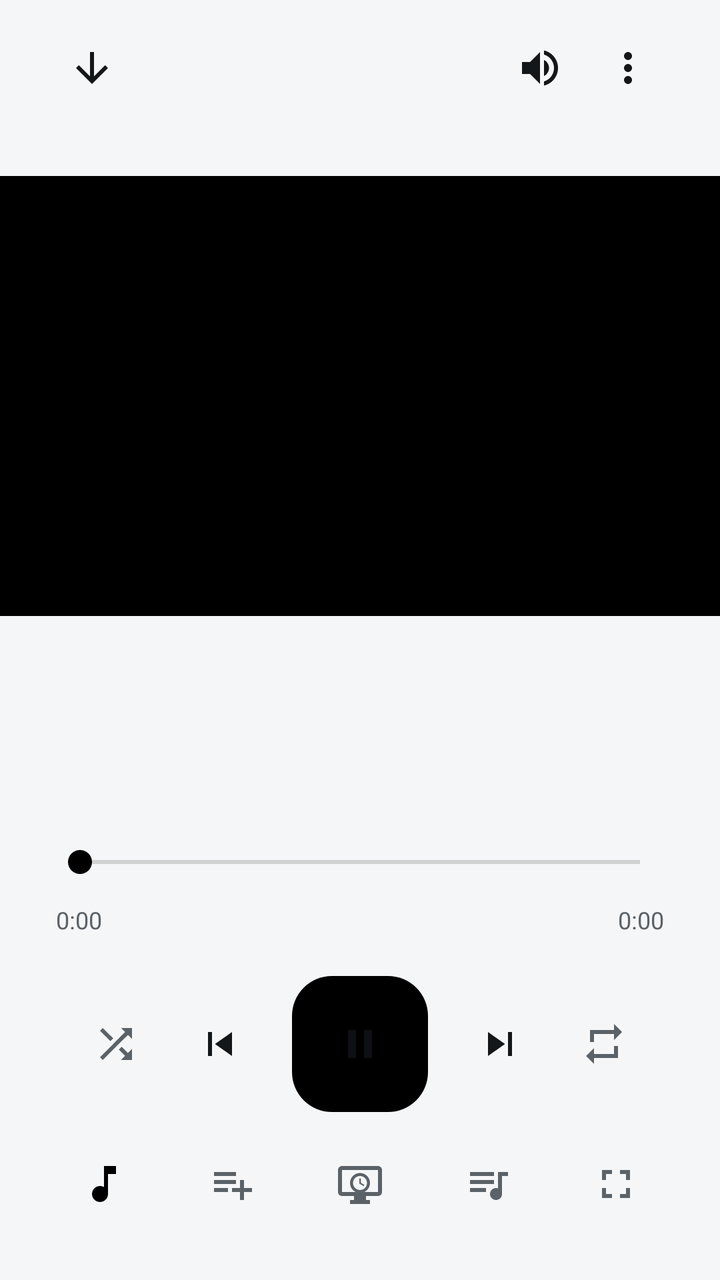
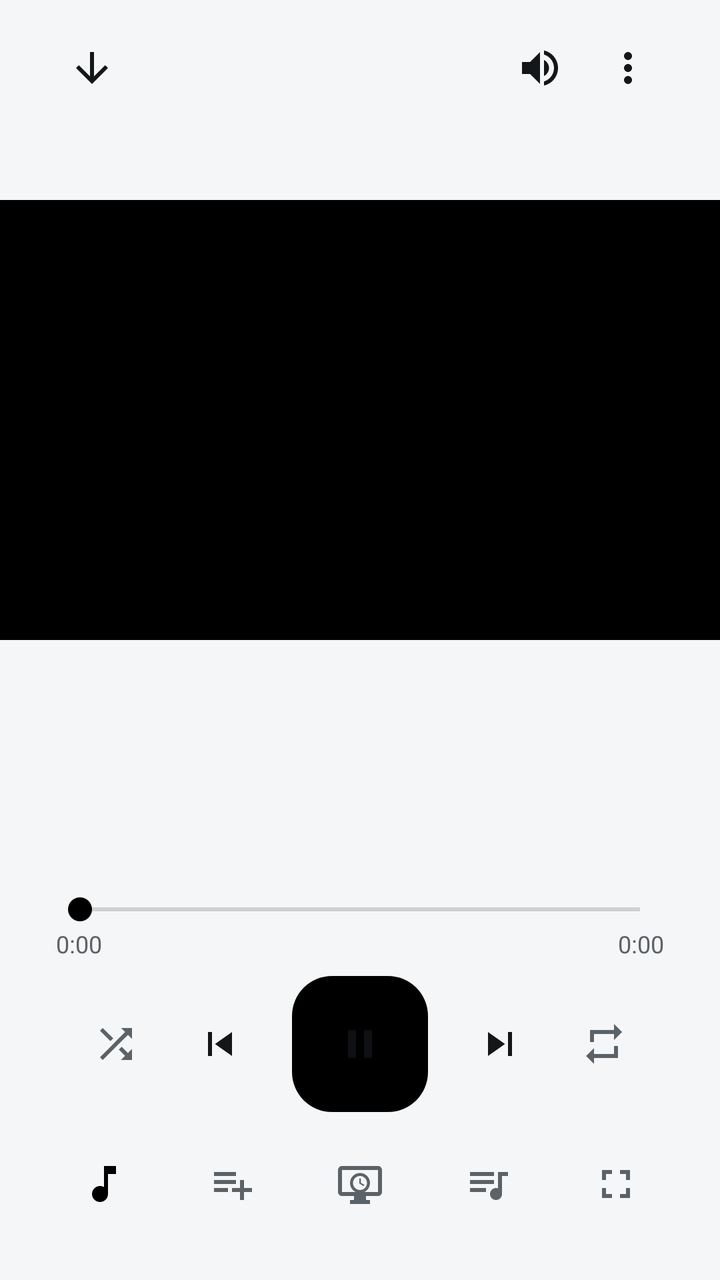

An Android layout rendered at two revisions. The XML below is the earlier revision; the diff shows what the commit changed to produce the second picture.
<!-- AndroidManifest.xml: application theme Theme.FXSoundLite -->
<!-- res/layout/activity_video_player.xml -->
<?xml version="1.0" encoding="utf-8"?>
<FrameLayout xmlns:android="http://schemas.android.com/apk/res/android"
    android:id="@+id/vpRoot"
    android:layout_width="match_parent"
    android:layout_height="match_parent"
    android:background="?attr/colorBg">

    
    <com.fxsoundlite.app.SleepBackgroundView
        android:id="@+id/vpBgAnimated"
        android:layout_width="match_parent"
        android:layout_height="match_parent"
        android:visibility="gone" />

    <LinearLayout
        android:id="@+id/vpContent"
        android:layout_width="match_parent"
        android:layout_height="match_parent"
        android:orientation="vertical"
        android:paddingTop="12dp"
        android:paddingBottom="24dp">

        
        <RelativeLayout
            android:id="@+id/vpHeader"
            android:layout_width="match_parent"
            android:layout_height="wrap_content"
            android:layout_marginHorizontal="24dp">

            <ImageButton
                android:id="@+id/vpClose"
                android:layout_width="44dp"
                android:layout_height="44dp"
                android:background="?android:attr/selectableItemBackgroundBorderless"
                android:contentDescription="@string/np_close"
                android:rotation="-90"
                android:src="@drawable/ic_arrow_back"
                android:tint="?attr/colorTextPrimary" />

            <ImageButton
                android:id="@+id/vpVolume"
                android:layout_width="44dp"
                android:layout_height="44dp"
                android:layout_toStartOf="@id/vpMore"
                android:background="?android:attr/selectableItemBackgroundBorderless"
                android:contentDescription="@string/np_volume"
                android:src="@drawable/ic_volume"
                android:tint="?attr/colorTextPrimary" />

            <ImageButton
                android:id="@+id/vpMore"
                android:layout_width="44dp"
                android:layout_height="44dp"
                android:layout_alignParentEnd="true"
                android:background="?android:attr/selectableItemBackgroundBorderless"
                android:contentDescription="@string/np_more"
                android:src="@drawable/ic_more_vert"
                android:tint="?attr/colorTextPrimary" />
        </RelativeLayout>

        
        <FrameLayout
            android:id="@+id/vpStage"
            android:layout_width="match_parent"
            android:layout_height="0dp"
            android:layout_weight="1">

            
            <FrameLayout
                android:id="@+id/vpVideoFrame"
                android:layout_width="match_parent"
                android:layout_height="220dp"
                android:layout_gravity="center"
                android:background="#000000" />

            
            <View
                android:id="@+id/vpTouch"
                android:layout_width="match_parent"
                android:layout_height="220dp"
                android:layout_gravity="center"
                android:importantForAccessibility="no" />
        </FrameLayout>

        <LinearLayout
            android:id="@+id/vpInfo"
            android:layout_width="match_parent"
            android:layout_height="wrap_content"
            android:layout_marginHorizontal="24dp"
            android:layout_marginTop="12dp"
            android:orientation="vertical">

            <TextView
                android:id="@+id/vpTitle"
                android:layout_width="match_parent"
                android:layout_height="wrap_content"
                android:ellipsize="end"
                android:maxLines="2"
                android:textColor="?attr/colorTextPrimary"
                android:textSize="22sp"
                android:textStyle="bold" />

            <TextView
                android:id="@+id/vpArtist"
                android:layout_width="match_parent"
                android:layout_height="wrap_content"
                android:layout_marginTop="4dp"
                android:ellipsize="end"
                android:maxLines="1"
                android:textColor="?attr/colorTextSecondary"
                android:textSize="15sp" />
        </LinearLayout>

        
        <LinearLayout
            android:id="@+id/vpControls"
            android:layout_width="match_parent"
            android:layout_height="wrap_content"
            android:orientation="vertical">

            <SeekBar
                android:id="@+id/vpSeek"
                android:layout_width="match_parent"
                android:layout_height="wrap_content"
                android:layout_marginHorizontal="24dp"
                android:layout_marginTop="16dp"
                android:progressTint="?attr/colorAccent"
                android:thumbTint="?attr/colorAccent" />

            
            <LinearLayout
                android:id="@+id/vpTimes"
                android:layout_width="match_parent"
                android:layout_height="wrap_content"
                android:layout_marginHorizontal="24dp"
                android:orientation="horizontal">

                <TextView
                    android:id="@+id/vpElapsed"
                    android:layout_width="wrap_content"
                    android:layout_height="40dp"
                    android:background="?android:attr/selectableItemBackgroundBorderless"
                    android:gravity="center_vertical"
                    android:minWidth="56dp"
                    android:paddingHorizontal="4dp"
                    android:text="0:00"
                    android:textColor="?attr/colorTextSecondary"
                    android:textSize="12sp" />

                <View
                    android:layout_width="0dp"
                    android:layout_height="0dp"
                    android:layout_weight="1" />

                <TextView
                    android:id="@+id/vpTotal"
                    android:layout_width="wrap_content"
                    android:layout_height="40dp"
                    android:background="?android:attr/selectableItemBackgroundBorderless"
                    android:gravity="center_vertical|end"
                    android:minWidth="56dp"
                    android:paddingHorizontal="4dp"
                    android:text="0:00"
                    android:textColor="?attr/colorTextSecondary"
                    android:textSize="12sp" />
            </LinearLayout>

            
            <LinearLayout
                android:id="@+id/vpPanel"
                android:layout_width="match_parent"
                android:layout_height="wrap_content"
                android:layout_marginHorizontal="24dp"
                android:layout_marginTop="8dp"
                android:gravity="center"
                android:orientation="horizontal">

                <ImageButton
                    android:id="@+id/vpShuffle"
                    android:layout_width="48dp"
                    android:layout_height="48dp"
                    android:background="?android:attr/selectableItemBackgroundBorderless"
                    android:contentDescription="@string/music_shuffle"
                    android:padding="12dp"
                    android:src="@drawable/ic_shuffle"
                    android:tint="?attr/colorTextSecondary" />

                <ImageButton
                    android:id="@+id/vpPrev"
                    android:layout_width="56dp"
                    android:layout_height="56dp"
                    android:background="?android:attr/selectableItemBackgroundBorderless"
                    android:contentDescription="@string/music_previous"
                    android:padding="12dp"
                    android:src="@drawable/ic_prev"
                    android:tint="?attr/colorTextPrimary" />

                <ImageButton
                    android:id="@+id/vpPlay"
                    android:layout_width="68dp"
                    android:layout_height="68dp"
                    android:layout_marginHorizontal="8dp"
                    android:background="@drawable/eq_button_bg"
                    android:contentDescription="@string/music_play_pause"
                    android:padding="18dp"
                    android:src="@drawable/ic_pause"
                    android:tint="?attr/colorOnAccent" />

                <ImageButton
                    android:id="@+id/vpNext"
                    android:layout_width="56dp"
                    android:layout_height="56dp"
                    android:background="?android:attr/selectableItemBackgroundBorderless"
                    android:contentDescription="@string/music_next"
                    android:padding="12dp"
                    android:src="@drawable/ic_next"
                    android:tint="?attr/colorTextPrimary" />

                <ImageButton
                    android:id="@+id/vpRepeat"
                    android:layout_width="48dp"
                    android:layout_height="48dp"
                    android:background="?android:attr/selectableItemBackgroundBorderless"
                    android:contentDescription="@string/music_repeat"
                    android:padding="12dp"
                    android:src="@drawable/ic_repeat"
                    android:tint="?attr/colorTextSecondary" />
            </LinearLayout>
        </LinearLayout>

        
        <LinearLayout
            android:id="@+id/vpRow2"
            android:layout_width="match_parent"
            android:layout_height="wrap_content"
            android:layout_marginHorizontal="24dp"
            android:layout_marginTop="12dp"
            android:gravity="center"
            android:orientation="horizontal">

            <ImageButton
                android:id="@+id/vpMusic"
                android:layout_width="48dp"
                android:layout_height="48dp"
                android:layout_marginHorizontal="8dp"
                android:background="?android:attr/selectableItemBackgroundBorderless"
                android:contentDescription="@string/video_to_music"
                android:padding="12dp"
                android:src="@drawable/ic_music"
                android:tint="?attr/colorAccent" />

            <ImageButton
                android:id="@+id/vpAddPlaylist"
                android:layout_width="48dp"
                android:layout_height="48dp"
                android:layout_marginHorizontal="8dp"
                android:background="?android:attr/selectableItemBackgroundBorderless"
                android:contentDescription="@string/np_add_playlist"
                android:padding="12dp"
                android:src="@drawable/ic_playlist_add"
                android:tint="?attr/colorTextSecondary" />

            <ImageButton
                android:id="@+id/vpBg"
                android:layout_width="48dp"
                android:layout_height="48dp"
                android:layout_marginHorizontal="8dp"
                android:background="?android:attr/selectableItemBackgroundBorderless"
                android:contentDescription="@string/np_bg_toggle"
                android:padding="12dp"
                android:src="@drawable/ic_screensaver"
                android:tint="?attr/colorTextSecondary" />

            <ImageButton
                android:id="@+id/vpQueue"
                android:layout_width="48dp"
                android:layout_height="48dp"
                android:layout_marginHorizontal="8dp"
                android:background="?android:attr/selectableItemBackgroundBorderless"
                android:contentDescription="@string/np_queue"
                android:padding="12dp"
                android:src="@drawable/ic_queue"
                android:tint="?attr/colorTextSecondary" />

            <ImageButton
                android:id="@+id/vpRotate"
                android:layout_width="48dp"
                android:layout_height="48dp"
                android:layout_marginHorizontal="8dp"
                android:background="?android:attr/selectableItemBackgroundBorderless"
                android:contentDescription="@string/video_rotate"
                android:padding="12dp"
                android:src="@drawable/ic_fullscreen"
                android:tint="?attr/colorTextSecondary" />
        </LinearLayout>
    </LinearLayout>

    
    <LinearLayout
        android:id="@+id/vpLandTop"
        android:layout_width="match_parent"
        android:layout_height="wrap_content"
        android:layout_gravity="top"
        android:background="@drawable/bg_overlay_top"
        android:gravity="center_vertical"
        android:orientation="horizontal"
        android:paddingHorizontal="8dp"
        android:paddingTop="4dp"
        android:paddingBottom="20dp"
        android:visibility="gone">

        <ImageButton
            android:id="@+id/vpLandBack"
            android:layout_width="40dp"
            android:layout_height="40dp"
            android:background="?android:attr/selectableItemBackgroundBorderless"
            android:contentDescription="@string/video_back_portrait"
            android:padding="8dp"
            android:src="@drawable/ic_arrow_back"
            android:tint="#FFFFFF" />

        <TextView
            android:id="@+id/vpLandTitle"
            android:layout_width="0dp"
            android:layout_height="wrap_content"
            android:layout_marginHorizontal="8dp"
            android:layout_weight="1"
            android:ellipsize="end"
            android:maxLines="1"
            android:textColor="#FFFFFF"
            android:textSize="16sp"
            android:textStyle="bold" />

        

        <ImageButton
            android:id="@+id/vpLandVolume"
            android:layout_width="40dp"
            android:layout_height="40dp"
            android:background="?android:attr/selectableItemBackgroundBorderless"
            android:contentDescription="@string/np_volume"
            android:padding="8dp"
            android:src="@drawable/ic_volume"
            android:tint="#FFFFFF" />

        <ImageButton
            android:id="@+id/vpLandMore"
            android:layout_width="40dp"
            android:layout_height="40dp"
            android:background="?android:attr/selectableItemBackgroundBorderless"
            android:contentDescription="@string/np_more"
            android:padding="8dp"
            android:src="@drawable/ic_more_vert"
            android:tint="#FFFFFF" />
    </LinearLayout>

    
    <LinearLayout
        android:id="@+id/vpCenter"
        android:layout_width="wrap_content"
        android:layout_height="wrap_content"
        android:layout_gravity="center"
        android:gravity="center"
        android:orientation="horizontal"
        android:visibility="gone" />
</FrameLayout>
<!-- resources referenced by this layout -->
<resources>
  <!-- drawable bg_overlay_top (drawable) -->
  <?xml version="1.0" encoding="utf-8"?>
  <shape xmlns:android="http://schemas.android.com/apk/res/android" android:shape="rectangle">
      <gradient android:angle="270" android:startColor="#B3000000" android:endColor="#00000000" />
  </shape>
  <!-- drawable eq_button_bg (drawable) -->
  <?xml version="1.0" encoding="utf-8"?>
  <shape xmlns:android="http://schemas.android.com/apk/res/android"
      android:shape="rectangle">
      <solid android:color="?attr/colorAccent" />
      <corners android:radius="20dp" />
  </shape>
  <!-- drawable ic_next (drawable) -->
  <vector xmlns:android="http://schemas.android.com/apk/res/android"
      android:width="24dp"
      android:height="24dp"
      android:viewportWidth="24"
      android:viewportHeight="24">
      <path
          android:fillColor="#FFFFFFFF"
          android:pathData="M6,18l8.5,-6L6,6v12zM16,6v12h2V6h-2z" />
  </vector>
  <!-- drawable ic_pause (drawable) -->
  <vector xmlns:android="http://schemas.android.com/apk/res/android"
      android:width="24dp"
      android:height="24dp"
      android:viewportWidth="24"
      android:viewportHeight="24">
      <path
          android:fillColor="#FFFFFFFF"
          android:pathData="M6,19h4V5H6v14zm8,-14v14h4V5h-4z" />
  </vector>
  <!-- drawable ic_prev (drawable) -->
  <vector xmlns:android="http://schemas.android.com/apk/res/android"
      android:width="24dp"
      android:height="24dp"
      android:viewportWidth="24"
      android:viewportHeight="24">
      <path
          android:fillColor="#FFFFFFFF"
          android:pathData="M6,6h2v12H6zm3.5,6l8.5,6V6z" />
  </vector>
  <!-- drawable ic_repeat (drawable) -->
  <vector xmlns:android="http://schemas.android.com/apk/res/android"
      android:width="24dp"
      android:height="24dp"
      android:viewportWidth="24"
      android:viewportHeight="24">
      <path
          android:fillColor="#FFFFFFFF"
          android:pathData="M7,7h10v3l4,-4 -4,-4v3H5v6h2V7zm10,10H7v-3l-4,4 4,4v-3h12v-6h-2v4z" />
  </vector>
  <string name="music_next">Next</string>
  <string name="music_play_pause">Play / pause</string>
  <string name="music_previous">Previous</string>
  <string name="music_repeat">Repeat</string>
  <string name="music_shuffle">Shuffle</string>
  <string name="np_add_playlist">Add to playlist</string>
  <string name="np_bg_toggle">Background: Screensaver / Plain</string>
  <string name="np_close">Close player</string>
  <string name="np_more">More options</string>
  <string name="np_queue">Queue</string>
  <string name="np_volume">Media volume</string>
  <string name="video_back_portrait">Back to portrait</string>
  <string name="video_rotate">Fullscreen</string>
  <string name="video_to_music">Switch to music</string>
  <color name="accent_default">#000000</color>
  <color name="light_bg">#F5F6F7</color>
  <color name="light_surface">#FFFFFF</color>
  <color name="light_surface_raised">#E9ECEF</color>
  <color name="light_text_primary">#14171A</color>
  <color name="light_text_secondary">#5B6268</color>
  <color name="light_divider">#DCE0E3</color>
  <color name="light_track_bg">#D6DADE</color>
  <color name="danger">#FF6B6B</color>
  <color name="light_on_accent">#0E1013</color>
  <!-- unchanged entries left out for length: 10 -->
</resources>

<!-- the commit's change to res/layout/activity_video_player.xml (unified diff, before → after) -->
@@ -63,6 +63,7 @@
             android:id="@+id/vpStage"
             android:layout_width="match_parent"
             android:layout_height="0dp"
+            android:layout_marginBottom="12dp"
             android:layout_weight="1">
 
             
@@ -87,7 +88,6 @@
             android:layout_width="match_parent"
             android:layout_height="wrap_content"
             android:layout_marginHorizontal="24dp"
-            android:layout_marginTop="12dp"
             android:orientation="vertical">
 
             <TextView
@@ -100,15 +100,40 @@
                 android:textSize="22sp"
                 android:textStyle="bold" />
 
-            <TextView
-                android:id="@+id/vpArtist"
+            
+            <LinearLayout
                 android:layout_width="match_parent"
                 android:layout_height="wrap_content"
                 android:layout_marginTop="4dp"
-                android:ellipsize="end"
-                android:maxLines="1"
-                android:textColor="?attr/colorTextSecondary"
-                android:textSize="15sp" />
+                android:gravity="center_vertical"
+                android:orientation="horizontal">
+
+                <TextView
+                    android:id="@+id/vpArtist"
+                    android:layout_width="0dp"
+                    android:layout_height="wrap_content"
+                    android:layout_weight="1"
+                    android:ellipsize="end"
+                    android:maxLines="1"
+                    android:textColor="?attr/colorTextSecondary"
+                    android:textSize="15sp" />
+
+                <TextView
+                    android:id="@+id/vpQuality"
+                    android:layout_width="wrap_content"
+                    android:layout_height="wrap_content"
+                    android:layout_marginStart="8dp"
+                    android:background="@drawable/chip_bg"
+                    android:ellipsize="end"
+                    android:maxLines="1"
+                    android:maxWidth="170dp"
+                    android:paddingHorizontal="10dp"
+                    android:paddingVertical="3dp"
+                    android:textColor="?attr/colorTextSecondary"
+                    android:textSize="11sp"
+                    android:textStyle="bold"
+                    android:visibility="gone" />
+            </LinearLayout>
         </LinearLayout>
 
         
@@ -138,7 +163,7 @@
                 <TextView
                     android:id="@+id/vpElapsed"
                     android:layout_width="wrap_content"
-                    android:layout_height="40dp"
+                    android:layout_height="wrap_content"
                     android:background="?android:attr/selectableItemBackgroundBorderless"
                     android:gravity="center_vertical"
                     android:minWidth="56dp"
@@ -155,7 +180,7 @@
                 <TextView
                     android:id="@+id/vpTotal"
                     android:layout_width="wrap_content"
-                    android:layout_height="40dp"
+                    android:layout_height="wrap_content"
                     android:background="?android:attr/selectableItemBackgroundBorderless"
                     android:gravity="center_vertical|end"
                     android:minWidth="56dp"
<!-- resource entries referenced after the edit -->
@@ -5,6 +5,22 @@
   <shape xmlns:android="http://schemas.android.com/apk/res/android" android:shape="rectangle">
       <gradient android:angle="270" android:startColor="#B3000000" android:endColor="#00000000" />
   </shape>
+  <!-- drawable chip_bg (drawable) -->
+  <?xml version="1.0" encoding="utf-8"?>
+  <selector xmlns:android="http://schemas.android.com/apk/res/android">
+      <item android:state_selected="true">
+          <shape android:shape="rectangle">
+              <solid android:color="?attr/colorAccent" />
+              <corners android:radius="20dp" />
+          </shape>
+      </item>
+      <item>
+          <shape android:shape="rectangle">
+              <solid android:color="?attr/colorSurfaceRaised" />
+              <corners android:radius="20dp" />
+          </shape>
+      </item>
+  </selector>
   <!-- drawable eq_button_bg (drawable) -->
   <?xml version="1.0" encoding="utf-8"?>
   <shape xmlns:android="http://schemas.android.com/apk/res/android"
